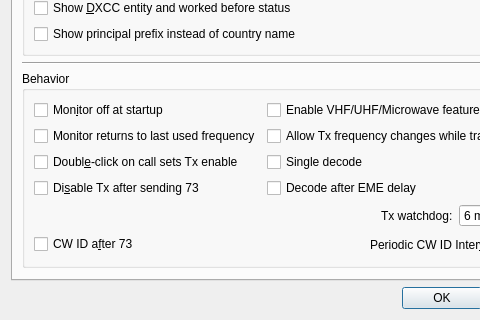
The window that Configuration.ui (saitohirga/WSJT-X) describes before a commit, drawn with Qt 5; both pictures show x 0 to 480 and y 261 to 581 of the 579 by 581 pixel window.
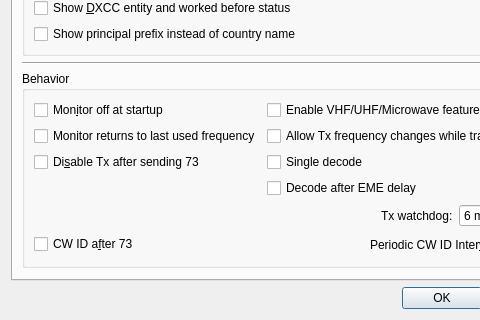
The same window after the commit.

Commit message: As a trial: single-click on a decode to select a new DX Call; double-click to also Enable Tx. Thanks to W9MDB for this patch, which also removes the option *Double-click on call sets Tx Enable*.  Please test and report any perceived issues!

What changed in the file:
```diff
--- a/Configuration.ui
+++ b/Configuration.ui
@@ -450,16 +450,6 @@
            </widget>
           </item>
           <item row="2" column="0">
-           <widget class="QCheckBox" name="quick_call_check_box">
-            <property name="toolTip">
-             <string>Automatic transmission mode.</string>
-            </property>
-            <property name="text">
-             <string>Doubl&amp;e-click on call sets Tx enable</string>
-            </property>
-           </widget>
-          </item>
-          <item row="3" column="0">
            <widget class="QCheckBox" name="disable_TX_on_73_check_box">
             <property name="toolTip">
              <string>Turns off automatic transmissions after sending a 73 or any other free
```
Left out of the diff: 1 changed line with no effect on the pictures. The commit also changes 6 other files.
